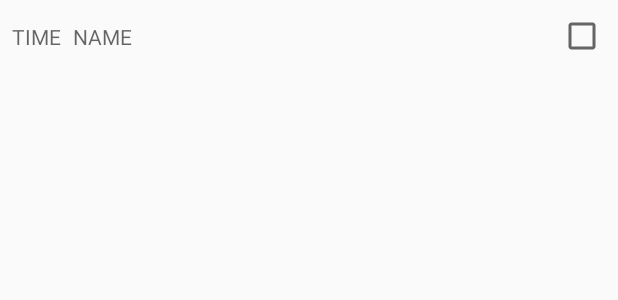
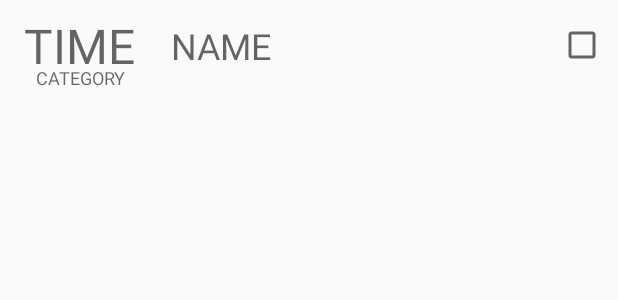
Before and after one commit to t7gafl00/Mobiiliprojekti, an Android app: the layout reminder_list_item.xml on its own in the app's theme, with its tools: preview values and no code run, on a phone screen of 412 x 824 dp. Shown: the top 300 px of the screen. Run offline under Robolectric (Android 15) with nearby library versions, the phone set to English and light mode, and no system bars.

Commit message:
Added textview and modified items that are shown own the list

```diff
--- a/Mobiiliprojekti/phone/src/main/java/com/example/mobiiliprojekti/model/ReminderItemArrayAdapter.java
+++ b/Mobiiliprojekti/phone/src/main/java/com/example/mobiiliprojekti/model/ReminderItemArrayAdapter.java
@@ -1,6 +1,7 @@
 package com.example.mobiiliprojekti.model;
 
 import android.content.Context;
+import android.graphics.Color;
 import android.support.annotation.NonNull;
 import android.support.annotation.Nullable;
 import android.view.LayoutInflater;
@@ -32,10 +33,13 @@ public class ReminderItemArrayAdapter extends ArrayAdapter<ReminderItem> {
         else {
             convertView.setBackgroundResource(R.color.lightBorder);
         }
+
         TextView item_name = convertView.findViewById(R.id.reminderListItem_name_TextView);
         item_name.setText(reminderitem.getName());
         TextView item_time = convertView.findViewById(R.id.reminderListItem_time_TextView);
         item_time.setText(reminderitem.getTime());
+        TextView item_category = convertView.findViewById(R.id.reminderListItem_category_TextView);
+        item_category.setTextColor(Color.WHITE);
         CheckBox item_checked = convertView.findViewById(R.id.reminderListItem_checked_CheckBox);
 
         // Set checkboxes
@@ -44,6 +48,11 @@ public class ReminderItemArrayAdapter extends ArrayAdapter<ReminderItem> {
         } else {
             item_checked.setChecked(false);
         }
+        //Set textcolor based on the category
+        switch (reminderitem.getCategory()) {   //Drink, Eat, Medication, Shower, Social, Toilet, Warning
+            case "Drink":
+                item_category.setTextColor(Color.BLUE);
+        }
 
         return convertView;
     }
--- a/Mobiiliprojekti/phone/src/main/res/layout/reminder_list_item.xml
+++ b/Mobiiliprojekti/phone/src/main/res/layout/reminder_list_item.xml
@@ -10,11 +10,11 @@
         android:id="@+id/reminderListItem_time_TextView"
         android:layout_width="wrap_content"
         android:layout_height="wrap_content"
-        android:layout_marginStart="8dp"
-        android:layout_marginLeft="8dp"
+        android:layout_marginStart="16dp"
         android:layout_marginTop="8dp"
         android:layout_marginBottom="8dp"
         android:hint="TIME"
+        android:textSize="32dp"
         app:layout_constraintBottom_toBottomOf="parent"
         app:layout_constraintStart_toStartOf="parent"
         app:layout_constraintTop_toTopOf="parent" />
@@ -23,18 +23,28 @@
         android:id="@+id/reminderListItem_name_TextView"
         android:layout_width="0dp"
         android:layout_height="wrap_content"
-        android:layout_marginStart="8dp"
-        android:layout_marginLeft="8dp"
+        android:layout_marginStart="24dp"
         android:layout_marginTop="8dp"
         android:layout_marginEnd="8dp"
-        android:layout_marginRight="8dp"
         android:layout_marginBottom="8dp"
         android:gravity="left"
         android:hint="NAME"
+        android:textSize="24dp"
         app:layout_constraintBottom_toBottomOf="parent"
         app:layout_constraintEnd_toStartOf="@+id/reminderListItem_checked_CheckBox"
         app:layout_constraintStart_toEndOf="@+id/reminderListItem_time_TextView"
         app:layout_constraintTop_toTopOf="parent" />
+
+    <TextView
+        android:id="@+id/reminderListItem_category_TextView"
+        android:layout_width="0dp"
+        android:layout_height="wrap_content"
+        android:layout_marginStart="24dp"
+        android:hint="CATEGORY"
+        android:textSize="12dp"
+        app:layout_constraintBottom_toBottomOf="@+id/reminderListItem_time_TextView"
+        app:layout_constraintStart_toStartOf="parent"
+        app:layout_constraintTop_toBottomOf="@+id/reminderListItem_time_TextView" />
 
     <CheckBox
         android:id="@+id/reminderListItem_checked_CheckBox"
--- a/Mobiiliprojekti/phone/src/main/res/values/colors.xml
+++ b/Mobiiliprojekti/phone/src/main/res/values/colors.xml
@@ -12,5 +12,6 @@
     <color name="drinkWater">#36a9e1</color>
     <color name="meeting">#FCee21</color>
     <color name="alert">#f9b233</color>
+    <color name="colorWhite">#FFFFFF</color>
 
 </resources>
```
